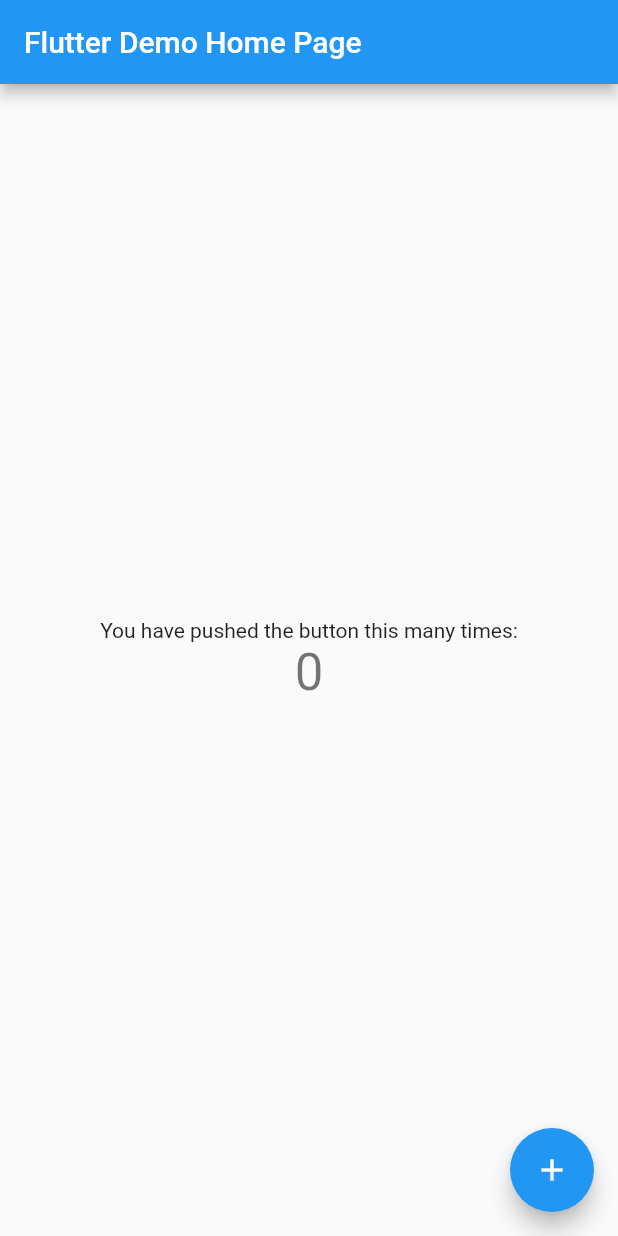
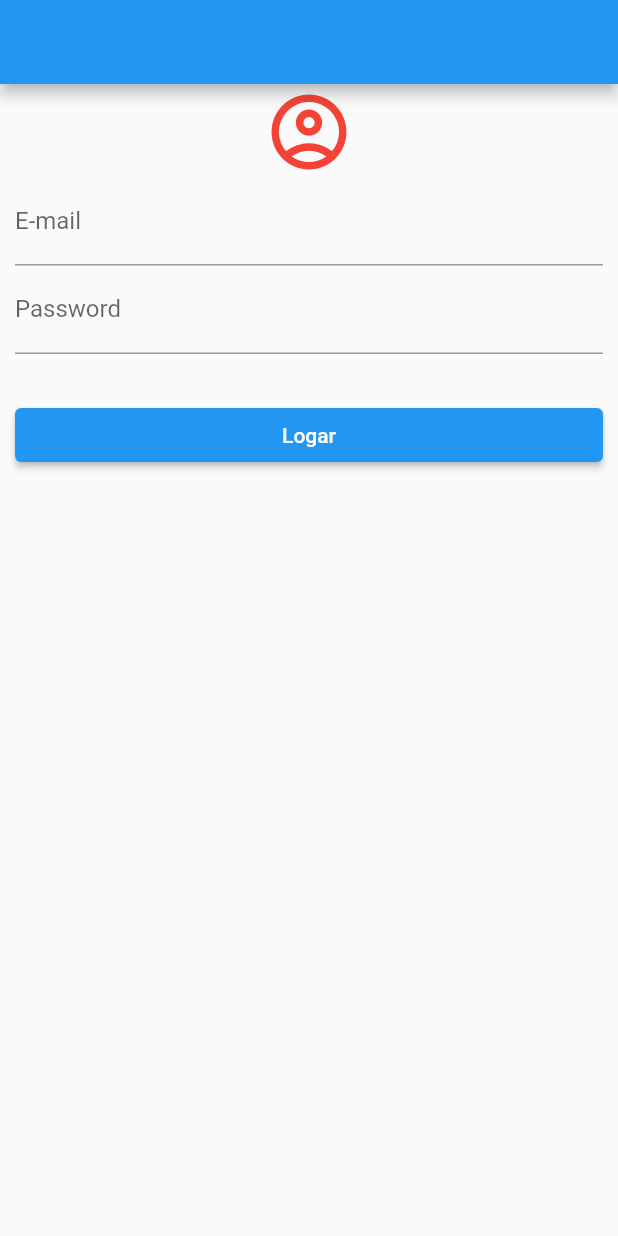
Before and after one commit to marlongit/msstoreapp, a Flutter app: the screen it shows after launch, on a phone screen of 412 x 824 dp. Run offline on Flutter 3.47's test engine with Material 2 defaults, Android fonts, the phone set to English and light mode, and no system bars.

Commit message:
Criação da estrutura base para login

```diff
--- a/lib/main.dart
+++ b/lib/main.dart
@@ -1,113 +1,20 @@
 import 'package:flutter/material.dart';
+import 'package:mstoreapp/views/loginPage.dart';
 
 void main() {
   runApp(MyApp());
 }
 
 class MyApp extends StatelessWidget {
-  // This widget is the root of your application.
   @override
   Widget build(BuildContext context) {
     return MaterialApp(
-      title: 'Flutter Demo',
+      debugShowCheckedModeBanner: false,
+      title: 'MStore - Sua loja virtual',
       theme: ThemeData(
-        // This is the theme of your application.
-        //
-        // Try running your application with "flutter run". You'll see the
-        // application has a blue toolbar. Then, without quitting the app, try
-        // changing the primarySwatch below to Colors.green and then invoke
-        // "hot reload" (press "r" in the console where you ran "flutter run",
-        // or simply save your changes to "hot reload" in a Flutter IDE).
-        // Notice that the counter didn't reset back to zero; the application
-        // is not restarted.
         primarySwatch: Colors.blue,
       ),
-      home: MyHomePage(title: 'Flutter Demo Home Page'),
+      home: LoginPage(),
     );
   }
 }
-
-class MyHomePage extends StatefulWidget {
-  MyHomePage({Key key, this.title}) : super(key: key);
-
-  // This widget is the home page of your application. It is stateful, meaning
-  // that it has a State object (defined below) that contains fields that affect
-  // how it looks.
-
-  // This class is the configuration for the state. It holds the values (in this
-  // case the title) provided by the parent (in this case the App widget) and
-  // used by the build method of the State. Fields in a Widget subclass are
-  // always marked "final".
-
-  final String title;
-
-  @override
-  _MyHomePageState createState() => _MyHomePageState();
-}
-
-class _MyHomePageState extends State<MyHomePage> {
-  int _counter = 0;
-
-  void _incrementCounter() {
-    setState(() {
-      // This call to setState tells the Flutter framework that something has
-      // changed in this State, which causes it to rerun the build method below
-      // so that the display can reflect the updated values. If we changed
-      // _counter without calling setState(), then the build method would not be
-      // called again, and so nothing would appear to happen.
-      _counter++;
-    });
-  }
-
-  @override
-  Widget build(BuildContext context) {
-    // This method is rerun every time setState is called, for instance as done
-    // by the _incrementCounter method above.
-    //
-    // The Flutter framework has been optimized to make rerunning build methods
-    // fast, so that you can just rebuild anything that needs updating rather
-    // than having to individually change instances of widgets.
-    return Scaffold(
-      appBar: AppBar(
-        // Here we take the value from the MyHomePage object that was created by
-        // the App.build method, and use it to set our appbar title.
-        title: Text(widget.title),
-      ),
-      body: Center(
-        // Center is a layout widget. It takes a single child and positions it
-        // in the middle of the parent.
-        child: Column(
-          // Column is also a layout widget. It takes a list of children and
-          // arranges them vertically. By default, it sizes itself to fit its
-          // children horizontally, and tries to be as tall as its parent.
-          //
-          // Invoke "debug painting" (press "p" in the console, choose the
-          // "Toggle Debug Paint" action from the Flutter Inspector in Android
-          // Studio, or the "Toggle Debug Paint" command in Visual Studio Code)
-          // to see the wireframe for each widget.
-          //
-          // Column has various properties to control how it sizes itself and
-          // how it positions its children. Here we use mainAxisAlignment to
-          // center the children vertically; the main axis here is the vertical
-          // axis because Columns are vertical (the cross axis would be
-          // horizontal).
-          mainAxisAlignment: MainAxisAlignment.center,
-          children: <Widget>[
-            Text(
-              'You have pushed the button this many times:',
-            ),
-            Text(
-              '$_counter',
-              style: Theme.of(context).textTheme.headline4,
-            ),
-          ],
-        ),
-      ),
-      floatingActionButton: FloatingActionButton(
-        onPressed: _incrementCounter,
-        tooltip: 'Increment',
-        child: Icon(Icons.add),
-      ), // This trailing comma makes auto-formatting nicer for build methods.
-    );
-  }
-}
--- /dev/null
+++ b/lib/models/usuarioLoginModel.dart
@@ -0,0 +1,9 @@
+class UsuarioLogin {
+  String email;
+  String password;
+
+  UsuarioLogin(String _email, String _password) {
+    email = _email;
+    password = _password;
+  }
+}
--- /dev/null
+++ b/lib/routes/authRoute.dart
@@ -0,0 +1,4 @@
+class AuthRoute {
+  /// Url para api de autenticação - api/Auth/autenticar
+  String autenticar = "/api/Auth/autenticar";
+}
--- /dev/null
+++ b/lib/views/loginPage.dart
@@ -0,0 +1,91 @@
+import 'package:flutter/material.dart';
+import 'package:mstoreapp/views/homePage.dart';
+
+class LoginPage extends StatefulWidget {
+  @override
+  _LoginPageState createState() => _LoginPageState();
+}
+
+class _LoginPageState extends State<LoginPage> {
+  GlobalKey<FormState> _formKey = GlobalKey<FormState>();
+  final txtLogin = TextEditingController();
+  final txtPassword = TextEditingController();
+
+  iconLogin() {
+    return Icon(
+      Icons.account_circle_outlined,
+      size: 60.0,
+      color: Colors.red,
+    );
+  }
+
+  textForm(String textLabel,
+      {TextEditingController textEditingController,
+      String placeHolderTxt = "",
+      bool senha = false,
+      FormFieldValidator<String> validator}) {
+    return TextFormField(
+      controller: textEditingController,
+      decoration:
+          InputDecoration(labelText: textLabel, hintText: placeHolderTxt),
+      obscureText: senha,
+      validator: validator,
+    );
+  }
+
+  buttonForm() {
+    return Container(
+      child: ElevatedButton(
+          child: Text("Logar"), onPressed: () => {_navegarHome(context)}),
+    );
+  }
+
+  _navegarHome(BuildContext context) {
+    if (_formKey.currentState.validate()) {
+      Navigator.push(
+          context, MaterialPageRoute(builder: (context) => HomePage()));
+    }
+  }
+
+  String _validalogin(String texto) {
+    if (texto.isEmpty) {
+      return "Digite o login";
+    }
+    return null;
+  }
+
+  String _validaSenha(String texto) {
+    if (texto.isEmpty) {
+      return "Digite a seha";
+    }
+    return null;
+  }
+
+  @override
+  Widget build(BuildContext context) {
+    return Scaffold(
+        appBar: AppBar(),
+        body: Form(
+          key: _formKey,
+          child: ListView(
+            padding: EdgeInsets.fromLTRB(10.0, 2.0, 10.0, 2.0),
+            children: [
+              iconLogin(),
+              textForm("E-mail",
+                  placeHolderTxt: "Digite o e-mail",
+                  textEditingController: txtLogin,
+                  validator: _validalogin),
+              textForm("Password",
+                  placeHolderTxt: "Digite a senha",
+                  textEditingController: txtPassword,
+                  validator: _validaSenha,
+                  senha: true),
+              Container(
+                padding: EdgeInsets.fromLTRB(0, 15, 0, 15),
+              ),
+              buttonForm()
+            ],
+          ),
+        ));
+  }
+}
--- a/pubspec.yaml
+++ b/pubspec.yaml
@@ -23,6 +23,7 @@
 dependencies:
   flutter:
     sdk: flutter
+  http: ^0.13.1
 
 
   # The following adds the Cupertino Icons font to your application.
```
Also changed, not shown: lib/routes/baseRoute.dart (added, +7 -0 lines), lib/services/authService.dart (added, +18 -0 lines), lib/views/homePage.dart (added, +8 -0 lines), pubspec.lock.
